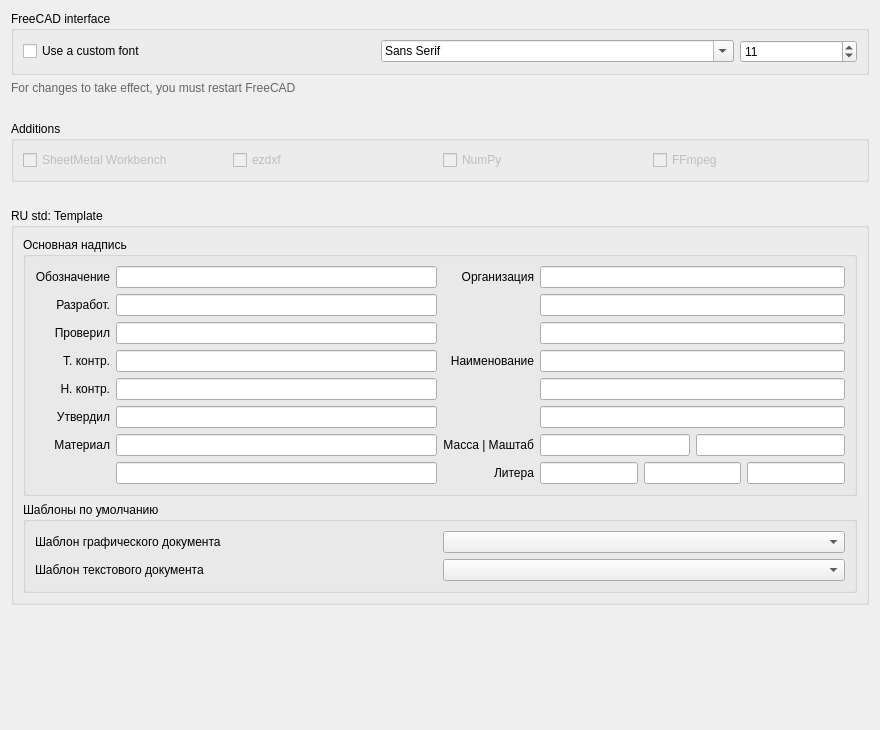
Qt form repo/ui/pref_other.ui (GS90/addFC) before a commit.
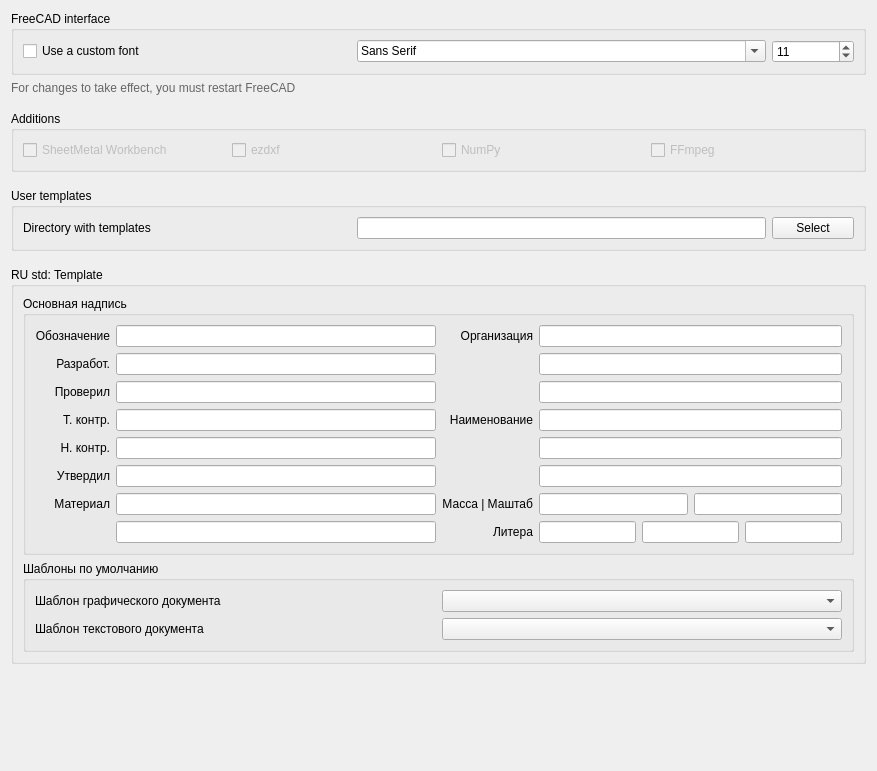
The same form after that commit.

Commit message: Fixes and user templates

What changed in the file:
```diff
--- a/repo/ui/pref_other.ui
+++ b/repo/ui/pref_other.ui
@@ -7,8 +7,8 @@
    <rect>
     <x>0</x>
     <y>0</y>
-    <width>880</width>
-    <height>730</height>
+    <width>877</width>
+    <height>771</height>
    </rect>
   </property>
   <property name="windowTitle">
@@ -20,7 +20,7 @@
      <property name="title">
       <string>FreeCAD interface</string>
      </property>
-     <layout class="QHBoxLayout" name="horizontalLayout" stretch="3,3,1">
+     <layout class="QHBoxLayout" name="horizontalLayout" stretch="4,5,1">
       <item>
        <widget class="QCheckBox" name="fontCheckBox">
         <property name="text">
@@ -72,7 +72,7 @@
      <property name="sizeHint" stdset="0">
       <size>
        <width>20</width>
-       <height>20</height>
+       <height>10</height>
       </size>
      </property>
     </spacer>
@@ -83,9 +83,6 @@
       <string>Additions</string>
      </property>
      <layout class="QGridLayout" name="gridLayout_2">
-      <property name="sizeConstraint">
-       <enum>QLayout::SetMinimumSize</enum>
-      </property>
       <item row="0" column="0">
        <widget class="QCheckBox" name="sm">
         <property name="enabled">
@@ -140,7 +137,49 @@
      <property name="sizeHint" stdset="0">
       <size>
        <width>20</width>
-       <height>20</height>
+       <height>10</height>
+      </size>
+     </property>
+    </spacer>
+   </item>
+   <item>
+    <widget class="QGroupBox" name="groupBox_ut">
+     <property name="title">
+      <string>User templates</string>
+     </property>
+     <layout class="QHBoxLayout" name="horizontalLayout_3" stretch="4,5,1">
+      <item>
+       <widget class="QLabel" name="utLabel">
+        <property name="text">
+         <string>Directory with templates</string>
+        </property>
+       </widget>
+      </item>
+      <item>
+       <widget class="QLineEdit" name="utLineEdit"/>
+      </item>
+      <item>
+       <widget class="QPushButton" name="utSelect">
+        <property name="text">
+         <string>Select</string>
+        </property>
+       </widget>
+      </item>
+     </layout>
+    </widget>
+   </item>
+   <item>
+    <spacer name="verticalSpacer_lower">
+     <property name="orientation">
+      <enum>Qt::Vertical</enum>
+     </property>
+     <property name="sizeType">
+      <enum>QSizePolicy::Minimum</enum>
+     </property>
+     <property name="sizeHint" stdset="0">
+      <size>
+       <width>20</width>
+       <height>10</height>
       </size>
      </property>
     </spacer>
@@ -391,7 +430,7 @@
      <property name="sizeHint" stdset="0">
       <size>
        <width>20</width>
-       <height>40</height>
+       <height>10</height>
       </size>
      </property>
     </spacer>
```
Left out of the diff: 4 changed lines with no effect on the pictures. The commit also changes 8 other files.
